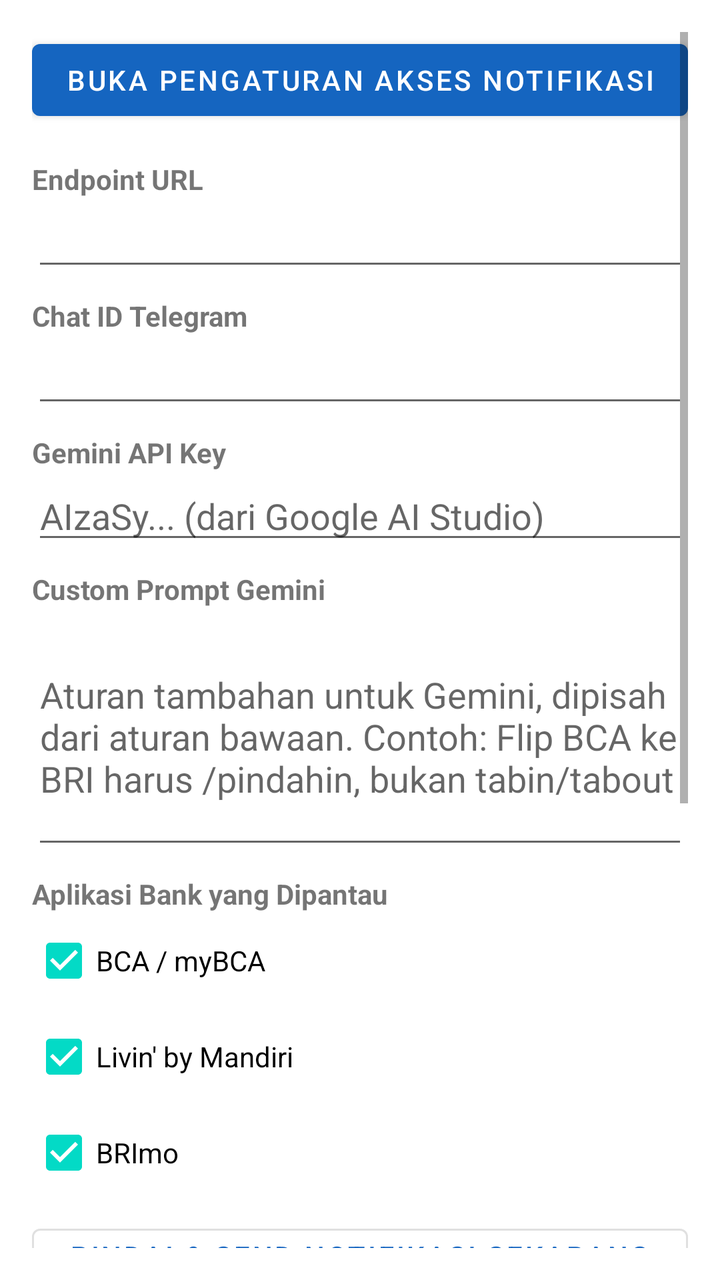
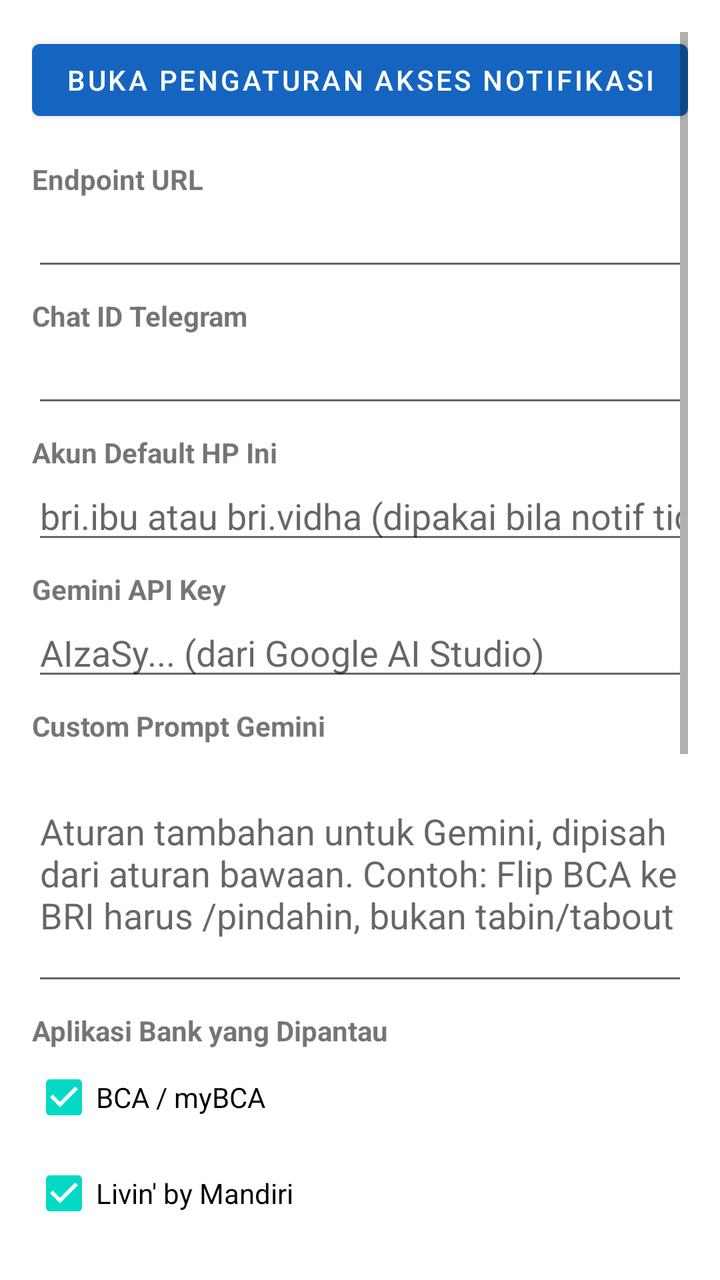

Compare the two renders of this Android layout. The source of the first and the diff that turns it into the second are given below.
<!-- AndroidManifest.xml: application theme Theme.IBankNotif -->
<!-- res/layout/activity_main.xml -->
<?xml version="1.0" encoding="utf-8"?>
<ScrollView xmlns:android="http://schemas.android.com/apk/res/android"
    android:layout_width="match_parent"
    android:layout_height="match_parent"
    android:padding="16dp">

    <LinearLayout
        android:layout_width="match_parent"
        android:layout_height="wrap_content"
        android:orientation="vertical">

        <com.google.android.material.button.MaterialButton
            android:id="@+id/btnNotifAccess"
            android:layout_width="match_parent"
            android:layout_height="wrap_content"
            android:text="@string/btn_notif_access" />

        <com.google.android.material.textview.MaterialTextView
            android:layout_width="wrap_content"
            android:layout_height="wrap_content"
            android:text="@string/label_endpoint"
            android:textStyle="bold"
            android:layout_marginTop="16dp" />

        <com.google.android.material.textfield.TextInputEditText
            android:id="@+id/etEndpoint"
            android:layout_width="match_parent"
            android:layout_height="wrap_content"
            android:inputType="textUri"
            android:singleLine="true" />

        <com.google.android.material.textview.MaterialTextView
            android:layout_width="wrap_content"
            android:layout_height="wrap_content"
            android:text="@string/label_chatid"
            android:textStyle="bold"
            android:layout_marginTop="8dp" />

        <com.google.android.material.textfield.TextInputEditText
            android:id="@+id/etChatId"
            android:layout_width="match_parent"
            android:layout_height="wrap_content"
            android:inputType="numberSigned"
            android:singleLine="true" />

        <com.google.android.material.textview.MaterialTextView
            android:layout_width="wrap_content"
            android:layout_height="wrap_content"
            android:text="Gemini API Key"
            android:textStyle="bold"
            android:layout_marginTop="8dp" />

        <com.google.android.material.textfield.TextInputEditText
            android:id="@+id/etApiKey"
            android:layout_width="match_parent"
            android:layout_height="wrap_content"
            android:inputType="textPassword"
            android:singleLine="true"
            android:hint="AIzaSy... (dari Google AI Studio)" />

        <com.google.android.material.textview.MaterialTextView
            android:layout_width="wrap_content"
            android:layout_height="wrap_content"
            android:text="Custom Prompt Gemini"
            android:textStyle="bold"
            android:layout_marginTop="8dp" />

        <com.google.android.material.textfield.TextInputEditText
            android:id="@+id/etCustomPrompt"
            android:layout_width="match_parent"
            android:layout_height="wrap_content"
            android:inputType="textMultiLine"
            android:minLines="5"
            android:hint="Aturan tambahan untuk Gemini, dipisah dari aturan bawaan. Contoh: Flip BCA ke BRI harus /pindahin, bukan tabin/tabout" />

        <com.google.android.material.textview.MaterialTextView
            android:layout_width="wrap_content"
            android:layout_height="wrap_content"
            android:text="@string/label_banks"
            android:textStyle="bold"
            android:layout_marginTop="8dp" />

        <com.google.android.material.checkbox.MaterialCheckBox
            android:id="@+id/cbBca"
            android:layout_width="wrap_content"
            android:layout_height="wrap_content"
            android:text="BCA / myBCA"
            android:checked="true" />

        <com.google.android.material.checkbox.MaterialCheckBox
            android:id="@+id/cbMandiri"
            android:layout_width="wrap_content"
            android:layout_height="wrap_content"
            android:text="Livin' by Mandiri"
            android:checked="true" />

        <com.google.android.material.checkbox.MaterialCheckBox
            android:id="@+id/cbBri"
            android:layout_width="wrap_content"
            android:layout_height="wrap_content"
            android:text="BRImo"
            android:checked="true" />

        <com.google.android.material.button.MaterialButton
            android:id="@+id/btnTrigger"
            android:layout_width="match_parent"
            android:layout_height="wrap_content"
            android:text="@string/btn_trigger"
            android:layout_marginTop="8dp"
            style="@style/Widget.MaterialComponents.Button.OutlinedButton" />

        <com.google.android.material.button.MaterialButton
            android:id="@+id/btnScanAi"
            android:layout_width="match_parent"
            android:layout_height="wrap_content"
            android:text="Pindai Notif dengan AI (Gemini)"
            android:layout_marginTop="8dp" />

        <com.google.android.material.button.MaterialButton
            android:id="@+id/btnRules"
            android:layout_width="match_parent"
            android:layout_height="wrap_content"
            android:text="Aturan Klasifikasi"
            android:layout_marginTop="8dp"
            style="@style/Widget.MaterialComponents.Button.OutlinedButton" />

        <com.google.android.material.button.MaterialButton
            android:id="@+id/btnFixAi"
            android:layout_width="match_parent"
            android:layout_height="wrap_content"
            android:text="Perbaiki Aturan dengan AI"
            android:layout_marginTop="8dp"
            style="@style/Widget.MaterialComponents.Button.OutlinedButton" />

        <com.google.android.material.button.MaterialButton
            android:id="@+id/btnClearLearn"
            android:layout_width="match_parent"
            android:layout_height="wrap_content"
            android:text="Bersihkan Hasil Belajar"
            android:layout_marginTop="8dp"
            style="@style/Widget.MaterialComponents.Button.TextButton" />

        <com.google.android.material.button.MaterialButton
            android:id="@+id/btnSave"
            android:layout_width="match_parent"
            android:layout_height="wrap_content"
            android:text="@string/btn_save"
            android:layout_marginTop="8dp" />

        <com.google.android.material.textview.MaterialTextView
            android:layout_width="wrap_content"
            android:layout_height="wrap_content"
            android:text="@string/label_log"
            android:textStyle="bold"
            android:layout_marginTop="16dp" />

        <TextView
            android:id="@+id/tvLog"
            android:layout_width="match_parent"
            android:layout_height="wrap_content"
            android:fontFamily="monospace"
            android:textSize="11sp"
            android:textColor="?android:attr/textColorSecondary"
            android:background="?android:attr/colorBackground"
            android:padding="8dp"
            android:maxLines="200"
            android:scrollbars="vertical" />

    </LinearLayout>
</ScrollView>
<!-- resources referenced by this layout -->
<resources>
  <string name="btn_notif_access">Buka Pengaturan Akses Notifikasi</string>
  <string name="btn_save">Simpan Pengaturan</string>
  <string name="btn_trigger">Pindai &amp; Send Notifikasi Sekarang (Manual)</string>
  <string name="label_banks">Aplikasi Bank yang Dipantau</string>
  <string name="label_chatid">Chat ID Telegram</string>
  <string name="label_endpoint">Endpoint URL</string>
  <string name="label_log">Log Transaksi Otomatis</string>
  <style name="Theme.IBankNotif" parent="Theme.MaterialComponents.DayNight.DarkActionBar">
          <item name="colorPrimary">#1565C0</item>
          <item name="colorPrimaryVariant">#0D47A1</item>
          <item name="colorOnPrimary">@android:color/white</item>
      </style>
</resources>

<!-- the commit's change to res/layout/activity_main.xml (unified diff, before → after) -->
@@ -42,6 +42,21 @@
             android:layout_height="wrap_content"
             android:inputType="numberSigned"
             android:singleLine="true" />
+
+        <com.google.android.material.textview.MaterialTextView
+            android:layout_width="wrap_content"
+            android:layout_height="wrap_content"
+            android:text="Akun Default HP Ini"
+            android:textStyle="bold"
+            android:layout_marginTop="8dp" />
+
+        <com.google.android.material.textfield.TextInputEditText
+            android:id="@+id/etDeviceAccount"
+            android:layout_width="match_parent"
+            android:layout_height="wrap_content"
+            android:inputType="textNoSuggestions"
+            android:singleLine="true"
+            android:hint="bri.ibu atau bri.vidha (dipakai bila notif tidak menyebut rekening)" />
 
         <com.google.android.material.textview.MaterialTextView
             android:layout_width="wrap_content"
